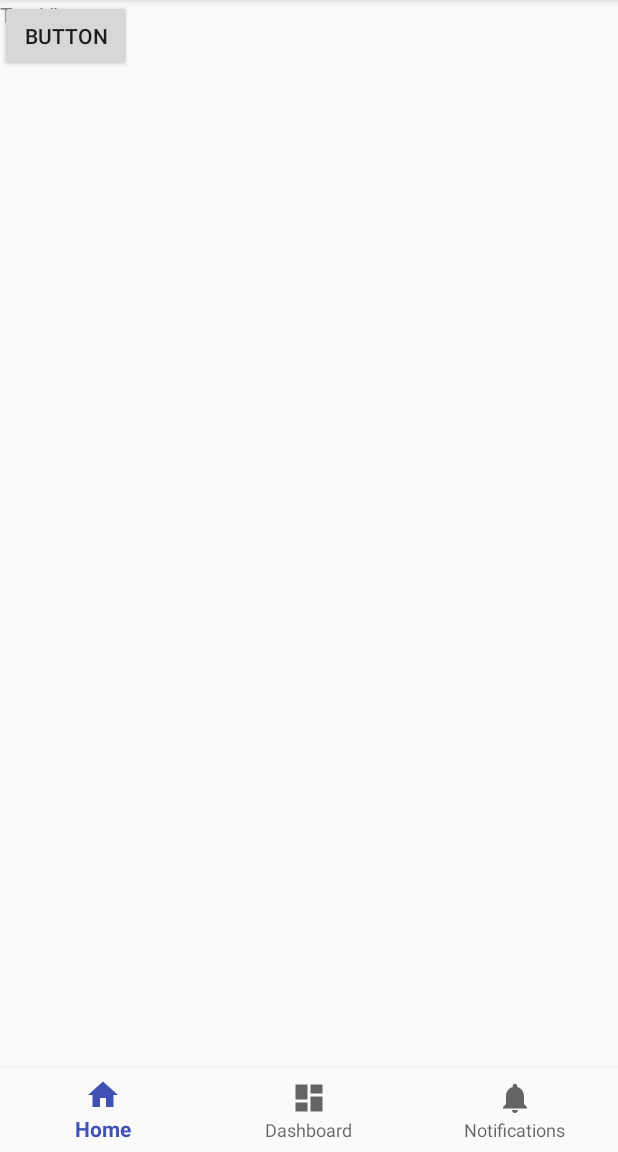
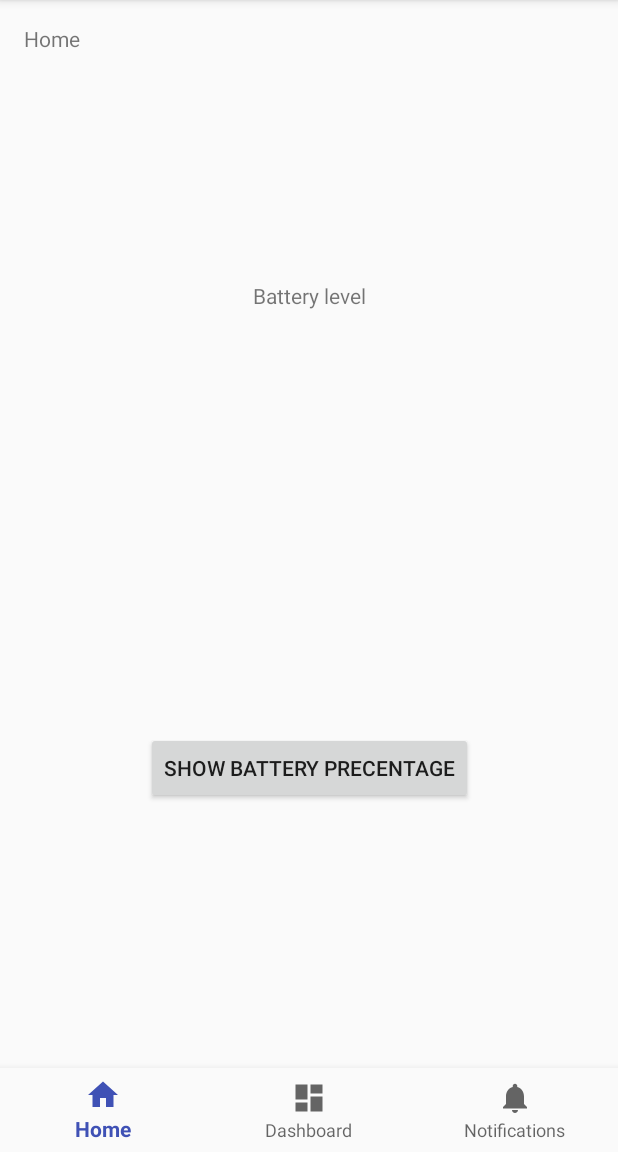
Before and after one commit to BalioFVFX/Phone-Status, an Android app: the screen it shows after launch (MainActivity), on a phone screen of 412 x 824 dp, the part 84-1236 px from its top. Run offline under Robolectric (Android 15) with nearby library versions, the phone set to English and light mode, and no system bars.

Commit message:
Showing exact battery percentage and layout improvements.

```diff
--- a/app/src/main/java/com/example/baliofvfx/phonestatus/BatteryStatus.java
+++ b/app/src/main/java/com/example/baliofvfx/phonestatus/BatteryStatus.java
@@ -5,6 +5,7 @@ import android.content.Context;
 import android.content.Intent;
 import android.content.IntentFilter;
 import android.os.BatteryManager;
+import android.widget.TextView;
 import android.widget.Toast;
 
 /**
@@ -13,18 +14,21 @@ import android.widget.Toast;
 
 public class BatteryStatus {
 
+    private TextView batteryTextView ;
 
+    public void testFunction(Context context, TextView batteryTextView){
 
-    public void testFunction(Context context){
         IntentFilter ifilter = new IntentFilter(Intent.ACTION_BATTERY_CHANGED);
         Intent batteryStatus = context.registerReceiver(null, ifilter);
         int level = batteryStatus.getIntExtra(BatteryManager.EXTRA_LEVEL, -1);
         int scale = batteryStatus.getIntExtra(BatteryManager.EXTRA_SCALE, -1);
-        float batteryLevel = level / (float)scale;
+        float batteryLevel = (level / (float)scale) * 100;
 
         System.out.println("Current battery level: " + batteryLevel);
-        Toast.makeText(context
-                , Float.toString(batteryLevel), Toast.LENGTH_LONG).show();
+//        Toast.makeText(context
+//                , Float.toString(batteryLevel), Toast.LENGTH_LONG).show();
+
+        batteryTextView.setText("Battery level: " + Float.toString(batteryLevel) + "%");
     }
 
 
--- a/app/src/main/java/com/example/baliofvfx/phonestatus/MainActivity.java
+++ b/app/src/main/java/com/example/baliofvfx/phonestatus/MainActivity.java
@@ -1,7 +1,6 @@
 package com.example.baliofvfx.phonestatus;
 
 import android.content.Context;
-import android.os.BatteryManager;
 import android.os.Bundle;
 import android.support.annotation.NonNull;
 import android.support.design.widget.BottomNavigationView;
@@ -12,6 +11,7 @@ import android.widget.TextView;
 
 public class MainActivity extends AppCompatActivity {
 
+    private TextView batteryTextView;
     private TextView mTextMessage;
     BatteryStatus battery = new BatteryStatus();
     private Context context = MainActivity.this;
@@ -38,8 +38,8 @@ public class MainActivity extends AppCompatActivity {
         }
     };
 
-    public void testButton(View view){
-        battery.testFunction(context);
+    public void showBatteryPercentage(View view){
+        battery.testFunction(context, batteryTextView);
     }
 
     @Override
@@ -48,6 +48,7 @@ public class MainActivity extends AppCompatActivity {
         setContentView(R.layout.activity_main);
 
 
+        batteryTextView = (TextView) findViewById(R.id.batteryText);
         mTextMessage = (TextView) findViewById(R.id.message);
         BottomNavigationView navigation = (BottomNavigationView) findViewById(R.id.navigation);
         navigation.setOnNavigationItemSelectedListener(mOnNavigationItemSelectedListener);
--- a/app/src/main/res/layout/activity_main.xml
+++ b/app/src/main/res/layout/activity_main.xml
@@ -12,7 +12,6 @@
         android:layout_width="wrap_content"
         android:layout_height="wrap_content"
         android:layout_marginLeft="@dimen/activity_horizontal_margin"
-        android:layout_marginStart="@dimen/activity_horizontal_margin"
         android:layout_marginTop="@dimen/activity_vertical_margin"
         android:text="@string/title_home"
         app:layout_constraintLeft_toLeftOf="parent"
@@ -22,29 +21,35 @@
         android:id="@+id/navigation"
         android:layout_width="0dp"
         android:layout_height="wrap_content"
-        android:layout_marginEnd="0dp"
-        android:layout_marginStart="0dp"
         android:background="?android:attr/windowBackground"
         app:layout_constraintBottom_toBottomOf="parent"
         app:layout_constraintLeft_toLeftOf="parent"
         app:layout_constraintRight_toRightOf="parent"
+        app:layout_constraintTop_toBottomOf="@+id/batteryButton"
         app:menu="@menu/navigation" />
 
     <Button
         android:id="@+id/batteryButton"
         android:layout_width="wrap_content"
         android:layout_height="wrap_content"
-        android:onClick="testButton"
-        android:text="Button"
-        tools:layout_editor_absoluteX="148dp"
-        tools:layout_editor_absoluteY="168dp" />
+        android:layout_marginBottom="176dp"
+        android:onClick="showBatteryPercentage"
+        android:text="Show battery precentage"
+        app:layout_constraintBottom_toTopOf="@+id/navigation"
+        app:layout_constraintEnd_toEndOf="parent"
+        app:layout_constraintStart_toStartOf="parent"
+        app:layout_constraintTop_toBottomOf="@+id/batteryText" />
 
     <TextView
         android:id="@+id/batteryText"
         android:layout_width="wrap_content"
-        android:layout_height="wrap_content"
-        android:text="TextView"
-        tools:layout_editor_absoluteX="162dp"
-        tools:layout_editor_absoluteY="111dp" />
+        android:layout_height="0dp"
+        android:layout_marginBottom="25dp"
+        android:layout_marginTop="187dp"
+        android:text="Battery level"
+        app:layout_constraintBottom_toTopOf="@+id/batteryButton"
+        app:layout_constraintEnd_toEndOf="parent"
+        app:layout_constraintStart_toStartOf="parent"
+        app:layout_constraintTop_toTopOf="parent" />
 
 </android.support.constraint.ConstraintLayout>
```
